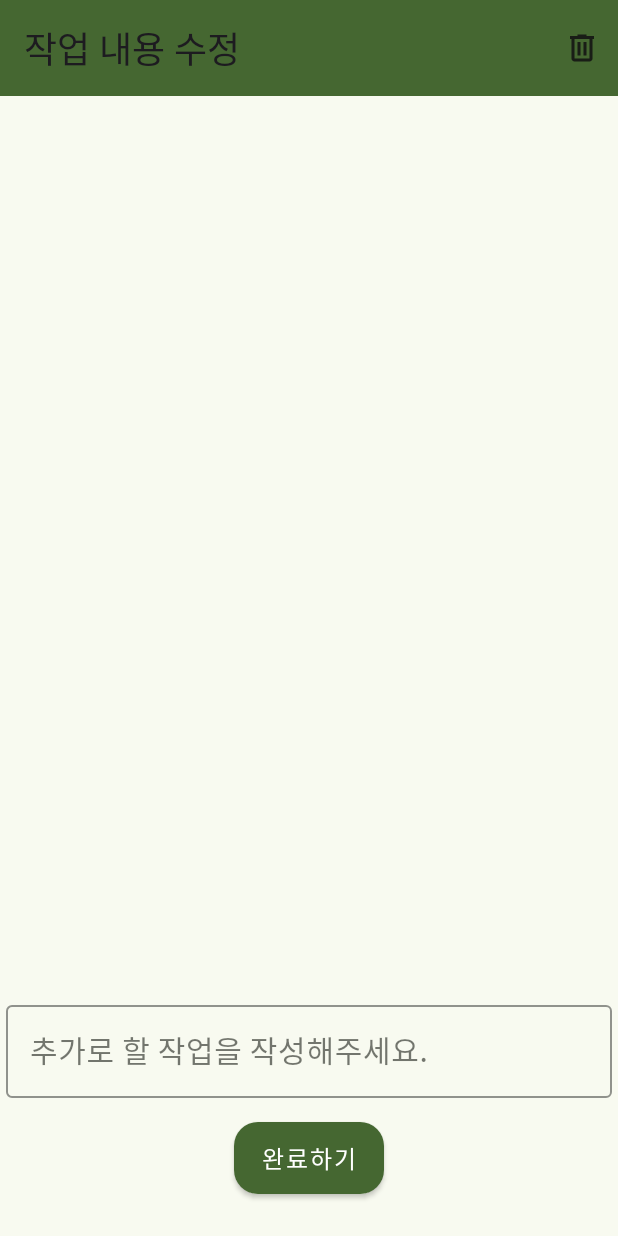
After one commit to SNXWXH/FarmHelper, an Android app: the TaskEditFragment screen opened through its navigation route, on a phone screen of 412 x 824 dp. The commit adds this screen. Run offline under Robolectric (Android 15) with nearby library versions, the phone set to English and light mode, and no system bars; our stand-ins replace Dagger/Hilt's generated code, Firebase (no records; nobody signed in at launch, a user with empty details on screens opened directly), data binding.

Commit message:
feat(design): 작업 내용 수정 화면 디자인 구현

```diff
--- /dev/null
+++ b/frontend/aos/app/src/main/java/com/mjc/lst1995/farmhelper/feature/task/TaskEditFragment.kt
@@ -0,0 +1,16 @@
+package com.mjc.lst1995.farmhelper.feature.task
+
+import android.os.Bundle
+import android.view.View
+import com.mjc.lst1995.farmhelper.R
+import com.mjc.lst1995.farmhelper.core.ui.BaseFragment
+import com.mjc.lst1995.farmhelper.databinding.FragmentTaskEditBinding
+
+class TaskEditFragment : BaseFragment<FragmentTaskEditBinding>(R.layout.fragment_task_edit) {
+    override fun onViewCreated(
+        view: View,
+        savedInstanceState: Bundle?,
+    ) {
+        super.onViewCreated(view, savedInstanceState)
+    }
+}
--- a/frontend/aos/app/src/main/java/com/mjc/lst1995/farmhelper/feature/work/WorkDetailFragment.kt
+++ b/frontend/aos/app/src/main/java/com/mjc/lst1995/farmhelper/feature/work/WorkDetailFragment.kt
@@ -2,6 +2,7 @@ package com.mjc.lst1995.farmhelper.feature.work
 
 import android.os.Bundle
 import android.view.View
+import androidx.navigation.fragment.findNavController
 import androidx.navigation.fragment.navArgs
 import com.mjc.lst1995.farmhelper.R
 import com.mjc.lst1995.farmhelper.core.ui.BaseFragment
@@ -17,17 +18,13 @@ class WorkDetailFragment : BaseFragment<FragmentWorkDetailBinding>(R.layout.frag
         savedInstanceState: Bundle?,
     ) {
         super.onViewCreated(view,savedInstanceState)
-        setNavItemClick()
+        setNavItemSelected()
     }
 
-    private fun setNavItemClick() {
+    private fun setNavItemSelected() {
         binding.materialToolbar3.setOnMenuItemClickListener {
             when (it.itemId) {
-                R.id.task_creat -> {
-                    true
-                }
-
-                else -> false
+                R.id.task_creat -> findNavController().navigate(R.id.action_workDetailFragment_to_taskAddFragment)
             }
             return@setOnMenuItemClickListener true
         }
--- /dev/null
+++ b/frontend/aos/app/src/main/res/drawable/menu_delete_24px.xml
@@ -0,0 +1,9 @@
+<vector xmlns:android="http://schemas.android.com/apk/res/android"
+    android:width="24dp"
+    android:height="24dp"
+    android:viewportWidth="960"
+    android:viewportHeight="960">
+  <path
+      android:fillColor="@color/md_theme_onSurface"
+      android:pathData="M280,840Q247,840 223.5,816.5Q200,793 200,760L200,240L160,240L160,160L360,160L360,120L600,120L600,160L800,160L800,240L760,240L760,760Q760,793 736.5,816.5Q713,840 680,840L280,840ZM680,240L280,240L280,760Q280,760 280,760Q280,760 280,760L680,760Q680,760 680,760Q680,760 680,760L680,240ZM360,680L440,680L440,320L360,320L360,680ZM520,680L600,680L600,320L520,320L520,680ZM280,240L280,240L280,760Q280,760 280,760Q280,760 280,760L280,760Q280,760 280,760Q280,760 280,760L280,240Z"/>
+</vector>
--- /dev/null
+++ b/frontend/aos/app/src/main/res/layout/fragment_task_edit.xml
@@ -0,0 +1,86 @@
+<?xml version="1.0" encoding="utf-8"?>
+<layout xmlns:android="http://schemas.android.com/apk/res/android"
+    xmlns:app="http://schemas.android.com/apk/res-auto"
+    xmlns:tools="http://schemas.android.com/tools">
+
+
+    <androidx.constraintlayout.widget.ConstraintLayout
+        android:layout_width="match_parent"
+        android:layout_height="match_parent"
+        tools:context=".feature.task.TaskAddFragment">
+
+        <ProgressBar
+            android:id="@+id/progressBar"
+            android:layout_width="0dp"
+            android:layout_height="0dp"
+            android:background="@android:drawable/menuitem_background"
+            android:padding="80dp"
+            android:visibility="gone"
+            app:layout_constraintBottom_toBottomOf="parent"
+            app:layout_constraintEnd_toEndOf="parent"
+            app:layout_constraintStart_toStartOf="parent"
+            app:layout_constraintTop_toTopOf="parent" />
+
+        <com.google.android.material.appbar.MaterialToolbar
+            android:id="@+id/materialToolbar4"
+            android:layout_width="match_parent"
+            android:layout_height="wrap_content"
+            app:layout_constraintEnd_toEndOf="parent"
+            app:layout_constraintStart_toStartOf="parent"
+            app:layout_constraintTop_toTopOf="parent"
+            app:menu="@menu/menu_delete"
+            app:title="@string/task_log_edit" />
+
+        <androidx.constraintlayout.widget.ConstraintLayout
+            android:layout_width="match_parent"
+            android:layout_height="0dp"
+            android:padding="4dp"
+            app:layout_constraintBottom_toBottomOf="parent"
+            app:layout_constraintEnd_toEndOf="parent"
+            app:layout_constraintStart_toStartOf="parent"
+            app:layout_constraintTop_toBottomOf="@+id/materialToolbar4">
+
+            <androidx.recyclerview.widget.RecyclerView
+                android:id="@+id/recyclerView"
+                android:layout_width="0dp"
+                android:layout_height="0dp"
+                android:layout_marginBottom="8dp"
+                app:layout_constraintBottom_toTopOf="@+id/textInputLayout"
+                app:layout_constraintEnd_toEndOf="parent"
+                app:layout_constraintStart_toStartOf="parent"
+                app:layout_constraintTop_toTopOf="parent"
+                tools:itemCount="3"
+                tools:listitem="@layout/holder_create_task">
+
+            </androidx.recyclerview.widget.RecyclerView>
+
+            <com.google.android.material.textfield.TextInputLayout
+                android:id="@+id/textInputLayout"
+                android:layout_width="match_parent"
+                android:layout_height="wrap_content"
+                android:layout_marginBottom="16dp"
+                app:layout_constraintBottom_toTopOf="@+id/button"
+                app:layout_constraintEnd_toEndOf="parent"
+                app:layout_constraintStart_toStartOf="parent">
+
+                <com.google.android.material.textfield.TextInputEditText
+                    style="@style/TextInputEditTextAppearance"
+                    android:layout_width="match_parent"
+                    android:layout_height="wrap_content"
+                    android:hint="@string/write_custom_task" />
+            </com.google.android.material.textfield.TextInputLayout>
+
+            <androidx.appcompat.widget.AppCompatButton
+                android:id="@+id/button"
+                android:layout_width="wrap_content"
+                android:layout_height="wrap_content"
+                android:layout_marginBottom="24dp"
+                android:text="@string/task_compleate"
+                app:layout_constraintBottom_toBottomOf="parent"
+                app:layout_constraintEnd_toEndOf="parent"
+                app:layout_constraintStart_toStartOf="parent" />
+        </androidx.constraintlayout.widget.ConstraintLayout>
+
+    </androidx.constraintlayout.widget.ConstraintLayout>
+
+</layout>
--- /dev/null
+++ b/frontend/aos/app/src/main/res/menu/menu_delete.xml
@@ -0,0 +1,10 @@
+<?xml version="1.0" encoding="utf-8"?>
+<menu xmlns:app="http://schemas.android.com/apk/res-auto"
+    xmlns:android="http://schemas.android.com/apk/res/android">
+
+    <item
+        android:id="@+id/menu_delete"
+        android:icon="@drawable/menu_delete_24px"
+        android:title="@string/delete"
+        app:showAsAction="always" />
+</menu>
--- a/frontend/aos/app/src/main/res/navigation/nav_graph.xml
+++ b/frontend/aos/app/src/main/res/navigation/nav_graph.xml
@@ -56,6 +56,9 @@
         <action
             android:id="@+id/action_workDetailFragment_to_taskAddFragment"
             app:destination="@id/taskAddFragment" />
+        <action
+            android:id="@+id/action_workDetailFragment_to_taskEditFragment"
+            app:destination="@id/taskEditFragment" />
     </fragment>
     <fragment
         android:id="@+id/taskAddFragment"
@@ -65,4 +68,12 @@
             android:id="@+id/action_taskAddFragment_to_workDetailFragment"
             app:destination="@id/workDetailFragment" />
     </fragment>
+    <fragment
+        android:id="@+id/taskEditFragment"
+        android:name="com.mjc.lst1995.farmhelper.feature.task.TaskEditFragment"
+        android:label="TaskEditFragment" >
+        <action
+            android:id="@+id/action_taskEditFragment_to_workDetailFragment"
+            app:destination="@id/workDetailFragment" />
+    </fragment>
 </navigation>
--- a/frontend/aos/app/src/main/res/values/strings.xml
+++ b/frontend/aos/app/src/main/res/values/strings.xml
@@ -29,4 +29,6 @@
     <string name="task_compleate">완료하기</string>
     <string name="task_log_create">작업 내용 작성</string>
     <string name="write_custom_task">추가로 할 작업을 작성해주세요.</string>
+    <string name="task_log_edit">작업 내용 수정</string>
+    <string name="delete">제거</string>
 </resources>
```
